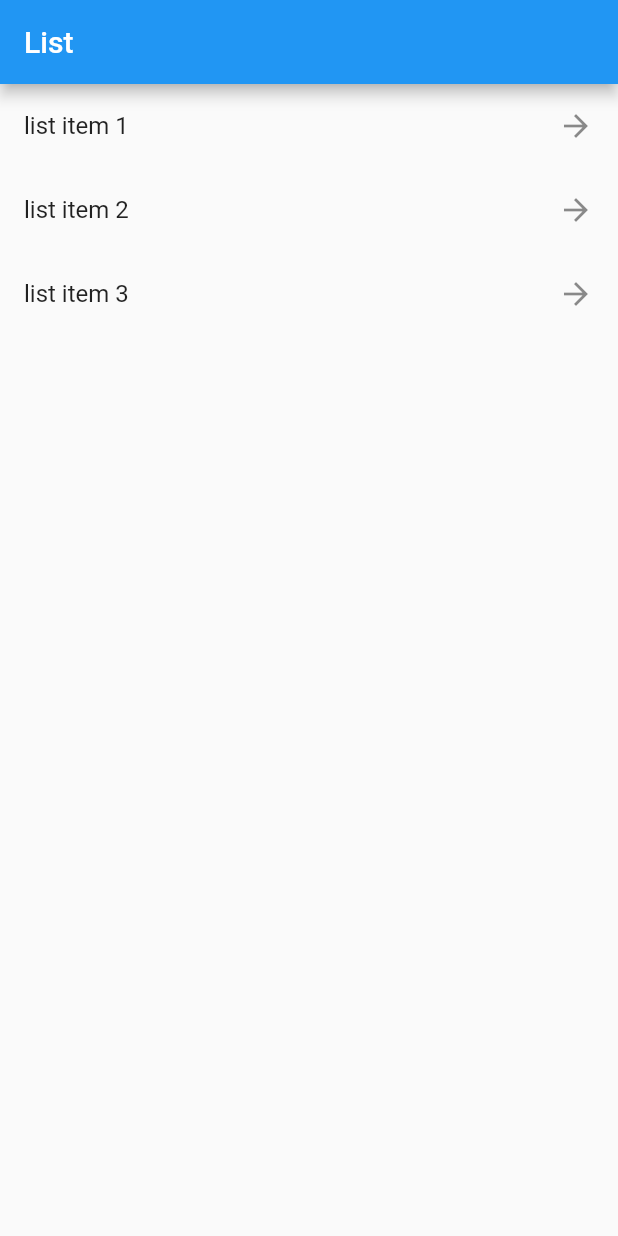
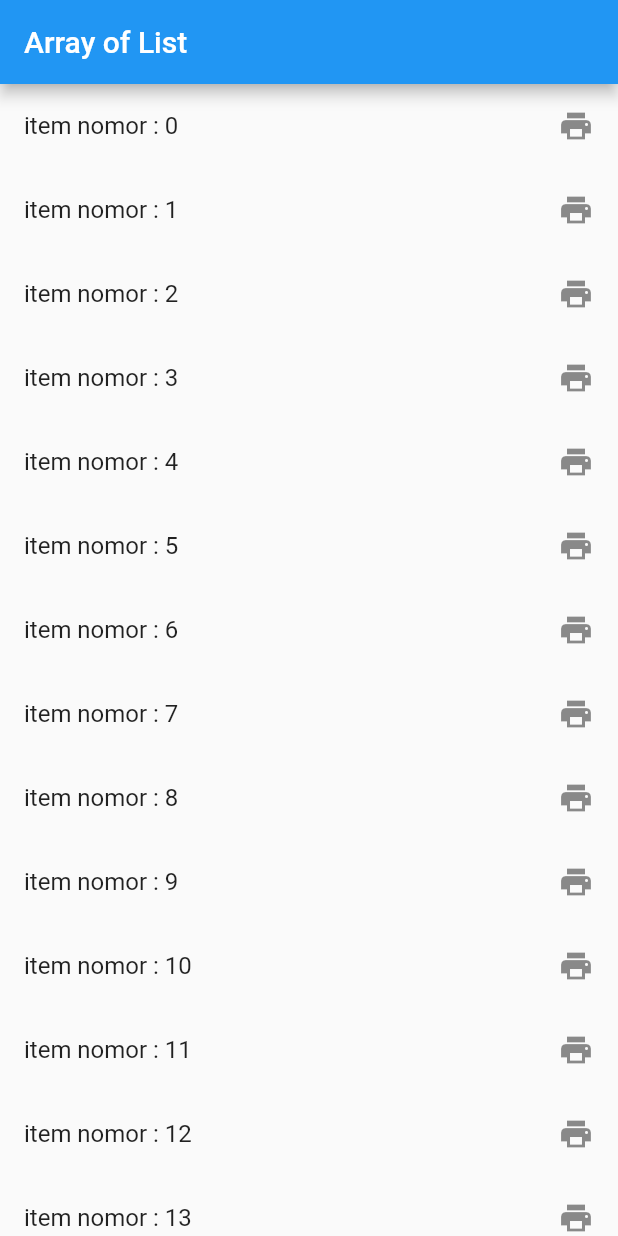
Before and after one commit to Muhamadhabib/flutter_app, a Flutter app: the screen it shows after launch, on a phone screen of 412 x 824 dp. Run offline on Flutter 3.47's test engine with Material 2 defaults, Android fonts, the phone set to English and light mode, and no system bars.

Commit message:
array of list

```diff
--- a/flutter_app/lib/main.dart
+++ b/flutter_app/lib/main.dart
@@ -1,9 +1,41 @@
 import 'package:flutter/material.dart';
 
 void main(){
-  runApp(MyApp());
+  runApp(MyAp());
 }
-
+class MyAp extends StatefulWidget{
+  @override
+  MyState createState() => MyState();
+}
+//arraylist
+class MyState extends State<MyAp>{
+  List<int> item = new List();
+  @override
+  void initState() {
+    for(int i = 0;i<25;i++){
+      item.add(i);
+    }
+    super.initState();
+  }
+  @override
+  Widget build(BuildContext context) {
+    return MaterialApp(
+      title: 'array list',
+      home: Scaffold(
+        appBar: AppBar(title: Text('Array of List'),),
+        body: ListView.builder(
+          itemCount: item.length,
+          itemBuilder: (BuildContext context,int index){
+            return ListTile(
+              title: Text('item nomor : $index'),
+              trailing: Icon(Icons.print),
+            );
+          },
+        ),
+      ),
+    );
+  }
+}
 class MyApp extends StatelessWidget {
   //baris dan kolom
 //  @override
```
